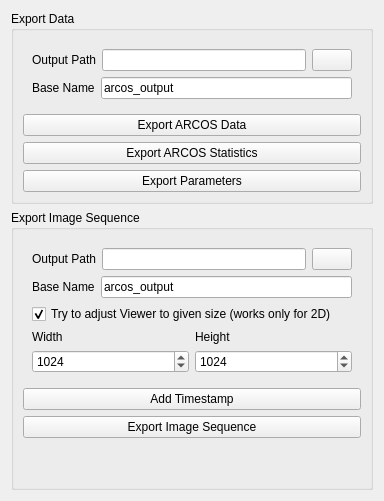
Old version of the form src/arcos_gui/_ui/export_widget.ui in the repository bgraedel/arcos-gui.
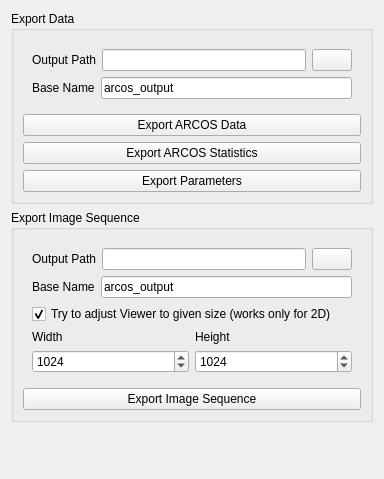
New version of the form.

Patch:
```diff
--- a/src/arcos_gui/_ui/export_widget.ui
+++ b/src/arcos_gui/_ui/export_widget.ui
@@ -7,7 +7,7 @@
     <x>0</x>
     <y>0</y>
     <width>384</width>
-    <height>501</height>
+    <height>479</height>
    </rect>
   </property>
   <property name="windowTitle">
@@ -262,13 +262,6 @@
         </layout>
        </widget>
       </item>
-      <item>
-       <widget class="QPushButton" name="add_timestamp_button">
-        <property name="text">
-         <string>Add Timestamp</string>
-        </property>
-       </widget>
-      </item>
       <item>
        <widget class="QPushButton" name="img_seq_export_button">
         <property name="text">
@@ -276,7 +269,10 @@
         </property>
        </widget>
       </item>
-      <item>
+     </layout>
+    </widget>
+   </item>
+   <item row="2" column="0">
        <spacer name="verticalSpacer">
         <property name="orientation">
          <enum>Qt::Vertical</enum>
@@ -288,9 +284,6 @@
          </size>
         </property>
        </spacer>
-      </item>
-     </layout>
-    </widget>
    </item>
   </layout>
  </widget>
```
Lines whose indentation alone changed are shown as unchanged.
